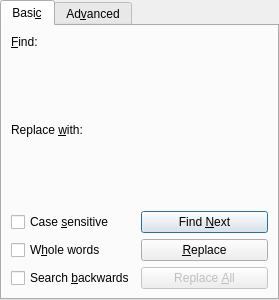
Old version of the form src/frontends/qt4/ui/FindAndReplaceUi.ui in the repository cburschka/lyx.
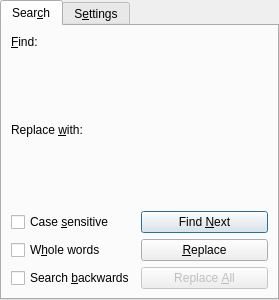
New version of the form. Custom widgets are drawn as their Qt base class.

Commit message: Better naming for FindAdv dialog.

```diff
--- a/src/frontends/qt4/ui/FindAndReplaceUi.ui
+++ b/src/frontends/qt4/ui/FindAndReplaceUi.ui
@@ -17,7 +17,7 @@
   </property>
   <widget class="QWidget" name="basicTab" >
    <attribute name="title" >
-    <string>Basi&amp;c</string>
+    <string>Sear&amp;ch</string>
    </attribute>
    <layout class="QGridLayout" name="gridLayout" >
     <item row="0" column="0" >
@@ -160,7 +160,7 @@
   </widget>
   <widget class="QWidget" name="advancedTab" >
    <attribute name="title" >
-    <string>Ad&amp;vanced</string>
+    <string>S&amp;ettings</string>
    </attribute>
    <layout class="QGridLayout" name="gridLayout_2" >
     <item row="0" column="0" colspan="2" >
```
The commit also changes 1 other file.
